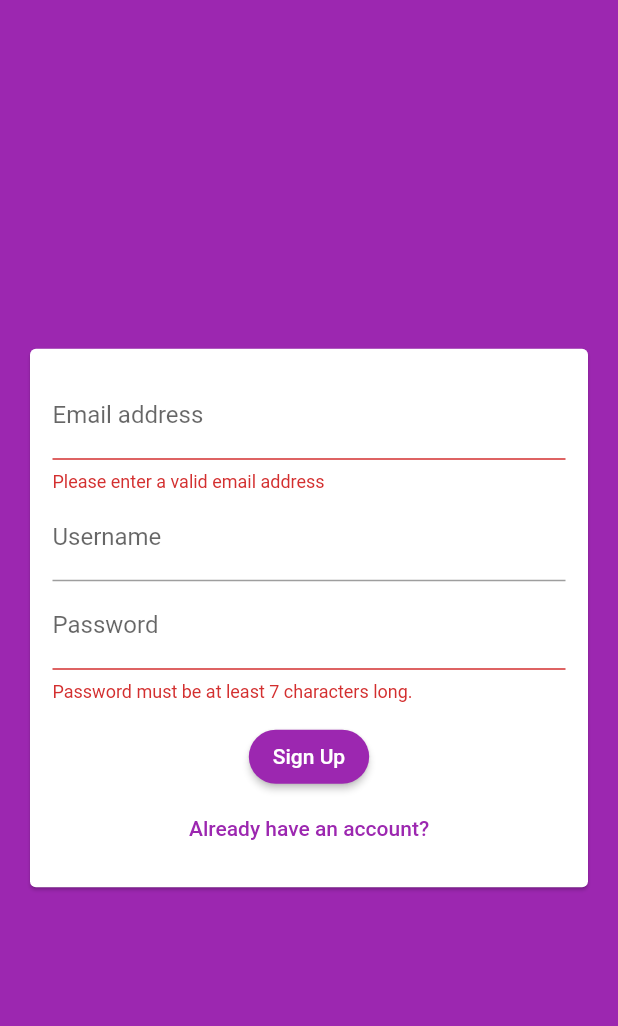
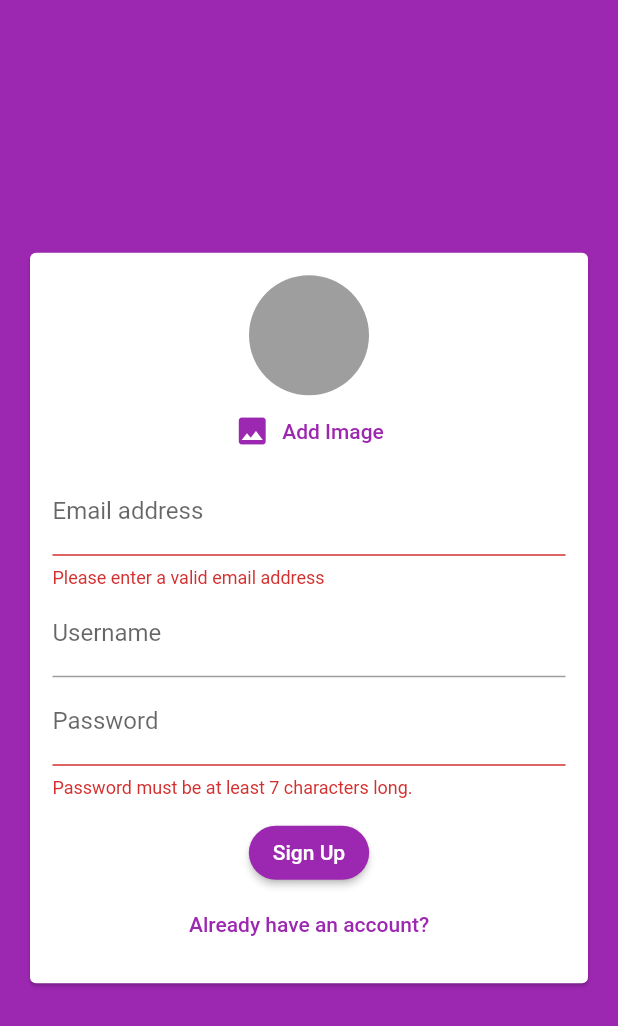
Before and after one commit to levint55/flutter_chat_app, a Flutter app: the screen it shows after launch, after a tap on "Login", after a tap on "Create new account", on a phone screen of 412 x 824 dp. Shown: the top 1026 px of the screen. Run offline on Flutter 3.47's test engine with Material 2 defaults, Android fonts, the phone set to English and light mode, and no system bars; our stand-ins replace cloud_firestore, firebase_auth, firebase_core, firebase_storage, image_picker; accounts and stored records are empty.

Commit message:
course 344

```diff
--- a/lib/widgets/auth/auth_form.dart
+++ b/lib/widgets/auth/auth_form.dart
@@ -1,9 +1,11 @@
+import 'dart:io';
+
 import 'package:flutter/material.dart';
+import 'package:flutter_chat_app/widgets/pickers/user_image_picker.dart';
 
 class AuthForm extends StatefulWidget {
-  final void Function(
-          String? email, String? username, String? password, bool isLogin)
-      submitForm;
+  final void Function(String? email, String? username, String? password,
+      File? imageFile, bool isLogin) submitForm;
   final bool isLoading;
 
   const AuthForm(
@@ -22,10 +24,19 @@ class _AuthFormState extends State<AuthForm> {
   String? _userEmail = '';
   String? _userName = '';
   String? _userPassword = '';
+  File? _userImageFile;
 
   void _trySubmit() {
     final isValid = _formKey.currentState?.validate();
     FocusScope.of(context).unfocus();
+
+    if (_userImageFile == null && !_isLogin) {
+      ScaffoldMessenger.of(context).showSnackBar(SnackBar(
+        content: Text('Please pick an image.'),
+        backgroundColor: Theme.of(context).errorColor,
+      ));
+      return;
+    }
 
     if (isValid == null) {
       return;
@@ -33,9 +44,13 @@ class _AuthFormState extends State<AuthForm> {
 
     if (isValid) {
       _formKey.currentState?.save();
-      widget.submitForm(
-          _userEmail, _userName!.trim(), _userPassword!.trim(), _isLogin);
+      widget.submitForm(_userEmail, _userName!.trim(), _userPassword!.trim(),
+          _userImageFile, _isLogin);
     }
+  }
+
+  void _pickImage(File file) {
+    _userImageFile = file;
   }
 
   @override
@@ -49,6 +64,7 @@ class _AuthFormState extends State<AuthForm> {
           child: Form(
             key: _formKey,
             child: Column(mainAxisSize: MainAxisSize.min, children: [
+              if (!_isLogin) UserImagePicker(imagePick: _pickImage),
               TextFormField(
                 key: const ValueKey('email'),
                 keyboardType: TextInputType.emailAddress,
--- a/lib/widgets/chat/messages.dart
+++ b/lib/widgets/chat/messages.dart
@@ -31,6 +31,7 @@ class Messages extends StatelessWidget {
             key: ValueKey(documents[index].id),
             userId: documents[index]['userId'],
             userName: documents[index]['username'],
+            imageUrl: documents[index]['userImage'],
           ),
         );
       },
--- a/lib/widgets/chat/new_message.dart
+++ b/lib/widgets/chat/new_message.dart
@@ -24,7 +24,8 @@ class _NewMessageState extends State<NewMessage> {
       'text': _enteredMessage,
       'createdAt': Timestamp.now(),
       'userId': user.uid,
-      'username': userData['username']
+      'username': userData['username'],
+      'userImage': userData['image_url'],
     });
     controller.clear();
   }
--- /dev/null
+++ b/lib/widgets/pickers/user_image_picker.dart
@@ -0,0 +1,49 @@
+import 'dart:io';
+
+import 'package:flutter/material.dart';
+import 'package:image_picker/image_picker.dart';
+
+class UserImagePicker extends StatefulWidget {
+  final Function(File pickedImage) imagePick;
+  const UserImagePicker({Key? key, required this.imagePick}) : super(key: key);
+
+  @override
+  State<UserImagePicker> createState() => _UserImagePickerState();
+}
+
+class _UserImagePickerState extends State<UserImagePicker> {
+  File? _pickedImage;
+
+  void _pickImage() async {
+    final picker = ImagePicker();
+    final pickedImage = await picker.pickImage(
+      source: ImageSource.camera,
+      imageQuality: 50,
+      maxWidth: 150,
+    );
+    final pickedImageFile = File(pickedImage!.path);
+    setState(() {
+      _pickedImage = pickedImageFile;
+    });
+    widget.imagePick(pickedImageFile);
+  }
+
+  @override
+  Widget build(BuildContext context) {
+    return Column(
+      children: [
+        CircleAvatar(
+          radius: 40,
+          backgroundColor: Colors.grey,
+          backgroundImage:
+              _pickedImage != null ? FileImage(_pickedImage!) : null,
+        ),
+        TextButton.icon(
+          onPressed: _pickImage,
+          icon: Icon(Icons.image),
+          label: Text("Add Image"),
+        ),
+      ],
+    );
+  }
+}
--- a/pubspec.yaml
+++ b/pubspec.yaml
@@ -36,6 +36,8 @@ dependencies:
   cupertino_icons: ^1.0.2
   cloud_firestore: ^3.1.16
   firebase_auth: ^3.3.18
+  image_picker: ^0.8.5+3
+  firebase_storage: ^10.2.16
 
 dev_dependencies:
   flutter_test:
```
Also changed, not shown: lib/screens/auth_screen.dart (+16 -2 lines), lib/widgets/chat/message_bubble.dart (+29 -10 lines), pubspec.lock.
